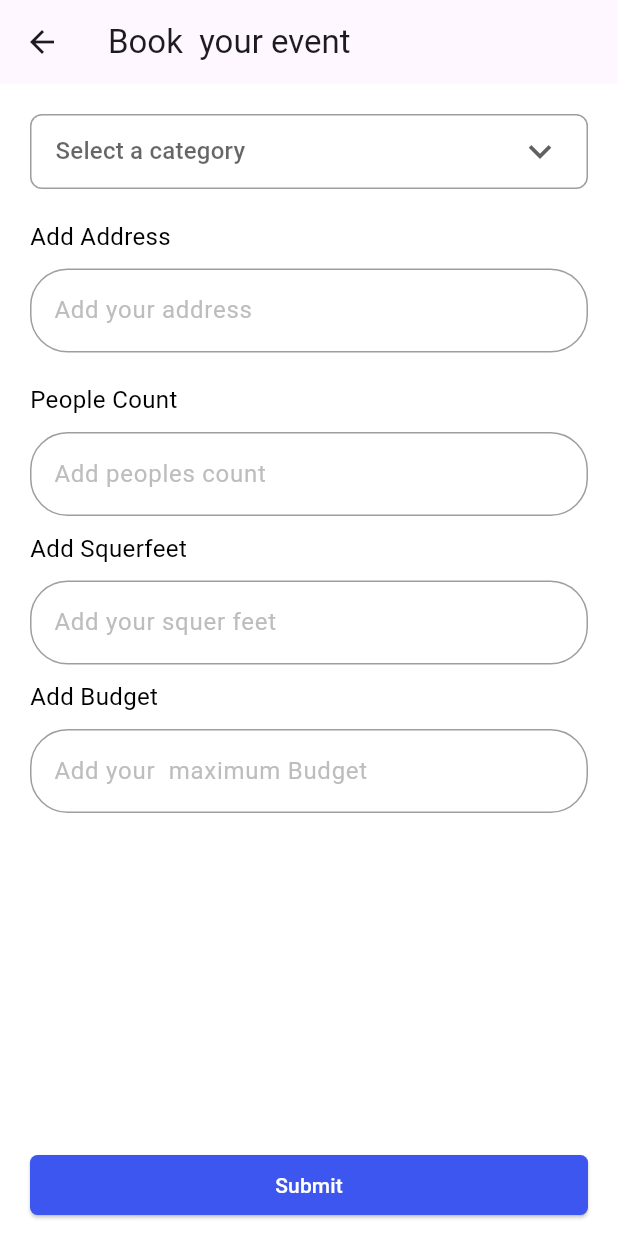
After one commit to irfanMaitexa/vadakara_mca_event, a Flutter app: the UserRootScreen screen opened directly, after a tap on "Book your event", on a phone screen of 412 x 824 dp. The commit adds this screen. Run offline on Flutter 3.47's test engine with Material 3 defaults, Android fonts, the phone set to English and light mode, and no system bars; our stand-ins replace carousel_slider; network calls fail.

Commit message:
event booking

```diff
--- a/lib/modules/auth/login_screen.dart
+++ b/lib/modules/auth/login_screen.dart
@@ -1,6 +1,7 @@
 // ignore_for_file: prefer_const_constructors
 
 import 'package:event/modules/auth/user_registrattion_screen.dart';
+import 'package:event/modules/user/user_root_screen.dart';
 import 'package:event/utils/constants.dart';
 import 'package:event/utils/validator.dart';
 import 'package:event/widgets/custom_button.dart';
@@ -188,13 +189,21 @@ class _LoginScreenState extends State<LoginScreen> {
   }
 
   void _loginHandler() {
-    setState(() {
-      emailError = validateEmail(_emailController.text);
-      passwordError = validatePassword(_passwordController.text);
-      if (emailError == null && passwordError == null) {
-      } else {
-        setState(() {});
-      }
-    });
+    // setState(() {
+    //   emailError = validateEmail(_emailController.text);
+    //   passwordError = validatePassword(_passwordController.text);
+    //   if (emailError == null && passwordError == null) {
+    //   } else {
+    //     setState(() {});
+    //   }
+    // });
+
+
+    Navigator.pushAndRemoveUntil(
+      context,
+      MaterialPageRoute(builder: (context) => UserRootScreen(),), (route) => false);
+
+
+
   }
 }
--- /dev/null
+++ b/lib/modules/user/bookings/package_booking.dart
@@ -0,0 +1,22 @@
+import 'package:flutter/material.dart';
+
+class UserPackageBookingScreeen extends StatefulWidget {
+  const UserPackageBookingScreeen({super.key});
+
+  @override
+  State<UserPackageBookingScreeen> createState() => _UserPackageBookingScreeenState();
+}
+
+class _UserPackageBookingScreeenState extends State<UserPackageBookingScreeen> {
+  @override
+  Widget build(BuildContext context) {
+    return Scaffold(
+      appBar: AppBar(
+        title: Text('Book your package'),
+      ),
+      body: Column(
+
+      ),
+    );
+  }
+}
--- /dev/null
+++ b/lib/modules/user/bookings/user_booking.dart
@@ -0,0 +1,165 @@
+import 'package:event/widgets/custom_button.dart';
+import 'package:event/widgets/custom_text_field.dart';
+import 'package:flutter/material.dart';
+
+class UserBookingScreen extends StatefulWidget {
+  const UserBookingScreen({super.key});
+
+  @override
+  State<UserBookingScreen> createState() => _UserBookingScreenState();
+}
+
+class _UserBookingScreenState extends State<UserBookingScreen> {
+
+
+  final   _userBookingFormKey = GlobalKey<FormState>();
+  final   _addreessController = TextEditingController();
+  final  _peoplsCountController = TextEditingController();
+  final   _budgetController = TextEditingController();
+
+
+  @override
+  Widget build(BuildContext context) {
+    return  Scaffold(
+      appBar: AppBar(
+        title: const Text('Book  your event'),
+
+      ),
+      body: Padding(
+        padding: const EdgeInsets.fromLTRB(20, 20, 20, 0),
+        child: Form(
+          key: _userBookingFormKey,
+          child: Column(
+            crossAxisAlignment: CrossAxisAlignment.start,
+            children: [
+
+               Container(
+                    width: MediaQuery.of(context).size.width,
+                    padding: const EdgeInsets.symmetric(horizontal: 16),
+                    decoration: BoxDecoration(
+                      border: Border.all(color: Colors.grey),
+                      borderRadius: BorderRadius.circular(8),
+                    ),
+                    child: DropdownButton<String>(
+                      hint: const Text('Select a category'),
+                      elevation: 0,
+                      isExpanded: true,
+                      icon: const Icon(Icons.expand_more),
+                      iconSize: 30,
+                      underline: const SizedBox.shrink(),
+                      items: <String>['Brithday', 'Marriage', 'Party', 'Other']
+                          .map((String value) {
+                        return DropdownMenuItem<String>(
+                          value: value,
+                          child: Text(value),
+                        );
+                      }).toList(),
+                      onChanged: (String? newValue) {
+                        // Handle selection here
+                      },
+                    ),
+                  ),
+
+                  SizedBox(height: 20,),
+
+
+                   Text(
+                'Add Address',
+                style: TextStyle(
+                  color: Colors.black,
+                  fontSize: 16
+
+                ),
+                ),
+                SizedBox(height: 10,),
+
+              CustomTextField(
+                hintText: 'Add your address',
+                controller: _addreessController,
+                borderColor: Colors.grey,
+
+                ),
+
+                SizedBox(height: 20,),
+
+              Text(
+                'People Count',
+                style: TextStyle(
+                  color: Colors.black,
+                  fontSize: 16
+
+                ),
+                ),
+                SizedBox(height: 10,),
+
+              CustomTextField(
+                hintText: 'Add peoples count',
+                controller: _peoplsCountController,
+                borderColor: Colors.grey,
+
+                ),
+                SizedBox(height: 10,),
+
+
+                 Text(
+                'Add Squerfeet',
+                style: TextStyle(
+                  color: Colors.black,
+                  fontSize: 16
+
+                ),
+                ),
+                SizedBox(height: 10,),
+
+              CustomTextField(
+                hintText: 'Add your squer feet',
+                controller: _addreessController,
+                borderColor: Colors.grey,
+
+                ),
+
+                SizedBox(height: 10,),
+
+
+                 Text(
+                'Add Budget',
+                style: TextStyle(
+                  color: Colors.black,
+                  fontSize: 16
+
+                ),
+                ),
+                SizedBox(height: 10,),
+
+              CustomTextField(
+                hintText: 'Add your  maximum Budget',
+                controller: _budgetController,
+                borderColor: Colors.grey,
+
+                ),
+
+                Spacer(),
+
+                SizedBox(
+                  width: MediaQuery.of(context).size.width,
+                  child: CustomButton(
+                    text: 'Submit',
+                    onPressed: () {
+
+                    },
+                    ),
+                ),
+
+                  SizedBox(height: 10,)
+
+
+
+            ],
+          ),
+        ),
+      ),
+
+
+    );
+  }
+}
--- /dev/null
+++ b/lib/modules/user/home/home_screen.dart
@@ -0,0 +1,95 @@
+import 'package:carousel_slider/carousel_slider.dart';
+import 'package:event/modules/user/bookings/user_booking.dart';
+import 'package:event/modules/user/home/widgets/events_packages.dart';
+import 'package:event/widgets/custom_button.dart';
+import 'package:flutter/material.dart';
+
+class UserHomeScreen extends StatefulWidget {
+  const UserHomeScreen({super.key});
+
+  @override
+  State<UserHomeScreen> createState() => _UserHomeScreenState();
+}
+
+class _UserHomeScreenState extends State<UserHomeScreen> {
+  @override
+  Widget build(BuildContext context) {
+    return SafeArea(
+      child: Padding(
+        padding: const EdgeInsets.symmetric(horizontal: 15),
+        child: Column(
+          crossAxisAlignment: CrossAxisAlignment.start,
+          children: [
+            const SizedBox(
+              height: 20,
+            ),
+            Container(
+              clipBehavior: Clip.hardEdge,
+              width: MediaQuery.of(context).size.width,
+              decoration: BoxDecoration(
+                  borderRadius: BorderRadius.circular(10), color: Colors.amber),
+              child: CarouselSlider(
+                options: CarouselOptions(autoPlay: true, viewportFraction: 1),
+                items: [
+                  'https://img.freepik.com/free-photo/mechanic-repairing-bicycle_23-2148138617.jpg?w=1380&t=st=1708497923~exp=1708498523~hmac=db0aa97cb4ebd6cb6b1a4e4f5a8da5d25d20e4a8be9b4bb5abeb10a7cbbcc7d0',
+                  'https://img.freepik.com/free-photo/mechanic-repairing-bicycle_23-2148138617.jpg?w=1380&t=st=1708497923~exp=1708498523~hmac=db0aa97cb4ebd6cb6b1a4e4f5a8da5d25d20e4a8be9b4bb5abeb10a7cbbcc7d0'
+                ].map((i) {
+                  return Builder(
+                    builder: (BuildContext context) {
+                      return GestureDetector(
+                        onTap: () {},
+                        child: Container(
+                            width: MediaQuery.of(context).size.width,
+                            decoration: BoxDecoration(
+                              image: DecorationImage(
+                                image: NetworkImage(i),
+                                fit: BoxFit.cover,
+                              ),
+                            ),
+                            child: const Padding(
+                              padding: EdgeInsets.only(left: 30),
+                            )),
+                      );
+                    },
+                  );
+                }).toList(),
+              ),
+            ),
+            const  SizedBox(height: 20,),
+            SizedBox(
+              width: MediaQuery.of(context).size.width,
+              child: CustomButton(
+                text: 'Book your event',
+                onPressed: () {
+                  Navigator.push(
+                                  context,
+                                  MaterialPageRoute(
+                                    builder: (context) =>
+                                        const UserBookingScreen(),
+                                  ),
+                                );
+                },
+              ),
+            ),
+
+            const SizedBox(
+              height: 20,
+            ),
+
+            const Text(
+              'Event pakages',
+              style: TextStyle(fontSize: 16),
+              ),
+              const SizedBox(height: 10,),
+
+              Expanded(
+                child: EventPackagesWidget()
+
+
+                )
+          ],
+        ),
+      ),
+    );
+  }
+}
--- /dev/null
+++ b/lib/modules/user/home/widgets/events_packages.dart
@@ -0,0 +1,95 @@
+import 'package:event/modules/user/bookings/package_booking.dart';
+import 'package:event/widgets/custom_button.dart';
+import 'package:flutter/material.dart';
+
+class EventPackagesWidget extends StatelessWidget {
+  EventPackagesWidget({super.key});
+
+  final turfList = [
+    'https://cdn.pixabay.com/photo/2016/11/23/17/56/beach-1854076_1280.jpg',
+    'https://cdn.pixabay.com/photo/2016/11/23/17/56/beach-1854076_1280.jpg',
+    'https://cdn.pixabay.com/photo/2016/11/23/17/56/beach-1854076_1280.jpg',
+  ];
+
+  @override
+  Widget build(BuildContext context) {
+    return Padding(
+      padding: const EdgeInsets.symmetric(horizontal: 10),
+      child: GridView.count(
+          scrollDirection: Axis.vertical,
+          crossAxisCount: 2,
+          childAspectRatio: .55,
+          crossAxisSpacing: 20,
+          mainAxisSpacing: 10,
+          children: List.generate(
+            turfList.length,
+            (index) => GestureDetector(
+              onTap: () {},
+              child: Container(
+                width: 150,
+                padding: const EdgeInsets.all(10),
+                decoration: BoxDecoration(
+                    borderRadius: BorderRadius.circular(30),
+                    border: Border.all(color: Colors.grey.shade200)),
+                child: Column(
+                  crossAxisAlignment: CrossAxisAlignment.start,
+                  children: [
+                    ClipRRect(
+                      borderRadius: BorderRadius.circular(20),
+                      child: Image.network(
+                        turfList[index],
+                        fit: BoxFit.fill,
+                        height: 120,
+                      ),
+                    ),
+                    Expanded(
+                      child: Column(
+                        mainAxisAlignment: MainAxisAlignment.end,
+                        crossAxisAlignment: CrossAxisAlignment.start,
+                        children: [
+                          Text(
+                            'location',
+                            style: TextStyle(
+                                color: Colors.grey.shade400, fontSize: 15),
+                          ),
+                          const Text(
+                            'Turf Park',
+                            maxLines: 2,
+                            overflow: TextOverflow.ellipsis,
+                            style: TextStyle(
+                              color: Colors.black,
+                              fontSize: 16,
+                            ),
+                          ),
+                          const SizedBox(
+                            height: 10,
+                          ),
+                          SizedBox(
+                            width: MediaQuery.of(context).size.width,
+                            child: CustomButton(
+                              text: 'Book',
+                              onPressed: () {
+                                Navigator.push(
+                                  context,
+                                  MaterialPageRoute(
+                                    builder: (context) =>
+                                        const UserPackageBookingScreeen(),
+                                  ),
+                                );
+                              },
+                            ),
+                          ),
+                          const SizedBox(
+                            height: 10,
+                          ),
+                        ],
+                      ),
+                    ),
+                  ],
+                ),
+              ),
+            ),
+          )),
+    );
+  }
+}
--- /dev/null
+++ b/lib/modules/user/user_root_screen.dart
@@ -0,0 +1,75 @@
+import 'package:event/modules/user/home/home_screen.dart';
+import 'package:event/utils/constants.dart';
+import 'package:flutter/material.dart';
+
+
+class UserRootScreen extends StatefulWidget {
+  const UserRootScreen({super.key});
+
+  @override
+  State<UserRootScreen> createState() => _UserRootScreenState();
+}
+
+class _UserRootScreenState extends State<UserRootScreen> {
+  int _selectedIndex = 0;
+
+  void _onItemTapped(int index) {
+    setState(() {
+      _selectedIndex = index;
+    });
+  }
+
+  final _pagesList = const [
+
+    UserHomeScreen(),
+    Scaffold(),
+    Scaffold(),
+    Scaffold(),
+
+
+  ];
+
+  @override
+  Widget build(BuildContext context) {
+    return Scaffold(
+
+      body: _pagesList[_selectedIndex],
+      bottomNavigationBar: Theme(
+        data: ThemeData(
+    splashColor: Colors.transparent,
+
+  ),
+
+        child: BottomNavigationBar(
+          currentIndex: _selectedIndex,
+          type: BottomNavigationBarType.fixed,
+          onTap: _onItemTapped,
+          selectedItemColor:  KButtonColor,
+          unselectedItemColor: Colors.grey,
+          useLegacyColorScheme: false,
+          showSelectedLabels: false,
+          showUnselectedLabels: false,
+          backgroundColor: Colors.white,
+          items: const <BottomNavigationBarItem>[
+            BottomNavigationBarItem(
+              icon: Icon(Icons.home),
+              label: 'Home',
+            ),
+            BottomNavigationBarItem(
+              icon: Icon(Icons.search),
+              label: 'Search',
+            ),
+            BottomNavigationBarItem(
+              icon: Icon(Icons.bookmark),
+              label: 'location',
+            ),
+            BottomNavigationBarItem(
+              icon: Icon(Icons.person),
+              label: 'Profile',
+            ),
+          ],
+        ),
+      ),
+    );
+  }
+}
--- a/lib/widgets/custom_text_field.dart
+++ b/lib/widgets/custom_text_field.dart
@@ -8,8 +8,9 @@ class CustomTextField extends StatelessWidget {
   final Widget ? suffixIcon;
   final bool ? obscureText;
   final Color ? borderColor;
+  String? Function(String?)? validator;
 
-  const CustomTextField({
+   CustomTextField({
     Key? key,
     required this.hintText,
     required this.controller,
@@ -17,19 +18,21 @@ class CustomTextField extends StatelessWidget {
     this.errorText,
     this.suffixIcon,
     this.obscureText,
-    this.borderColor
+    this.borderColor,
+    this.validator,
   }) : super(key: key);
 
   @override
   Widget build(BuildContext context) {
     var outlineInputBorder = OutlineInputBorder(
-      borderRadius: BorderRadius.circular(10.0),
+      borderRadius: BorderRadius.circular(25.0),
       borderSide:  BorderSide(
         color: borderColor?? Colors.white,
       ),
     );
-    return TextField(
+    return TextFormField(
       controller: controller,
+      validator: validator,
       keyboardType: input,
       obscureText: obscureText??false,
       decoration: InputDecoration(
@@ -43,7 +46,7 @@ class CustomTextField extends StatelessWidget {
 
 
           errorBorder: OutlineInputBorder(
-              borderRadius: BorderRadius.circular(10.0),
+              borderRadius: BorderRadius.circular(25.0),
               borderSide: const BorderSide(color: Colors.red))),
     );
   }
--- a/pubspec.yaml
+++ b/pubspec.yaml
@@ -35,6 +35,8 @@ dependencies:
   # The following adds the Cupertino Icons font to your application.
   # Use with the CupertinoIcons class for iOS style icons.
   cupertino_icons: ^1.0.2
+  quickalert: ^1.0.2
+  carousel_slider: ^4.2.1
 
 dev_dependencies:
   flutter_test:
```
Also changed, not shown: flutter_01.png (added), flutter_02.png (added), pubspec.lock.
